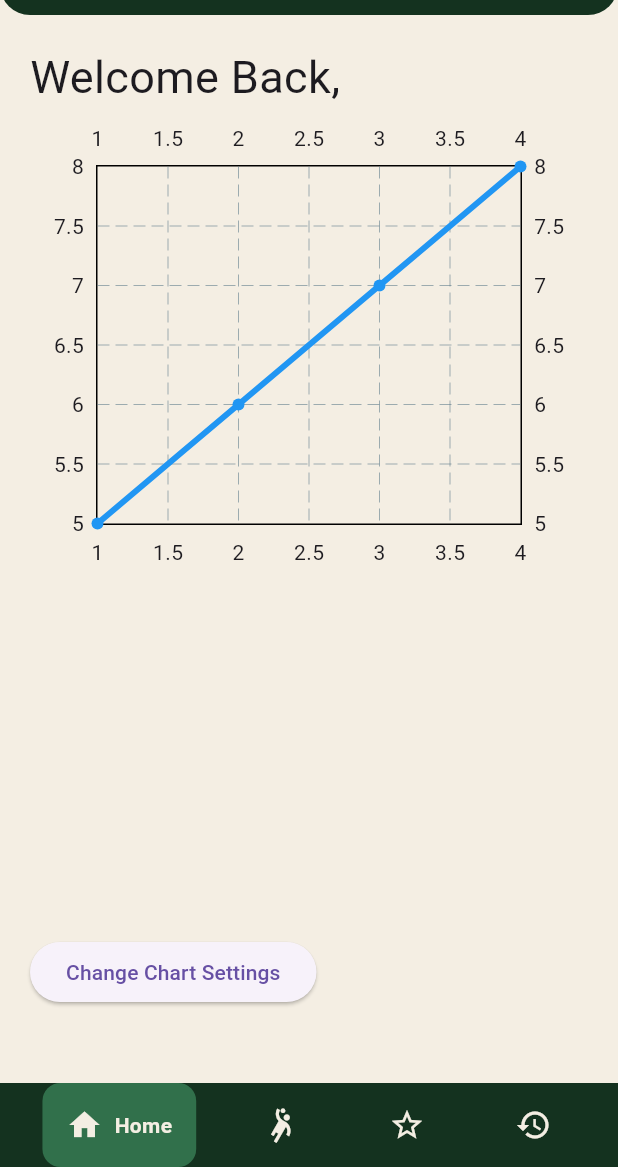
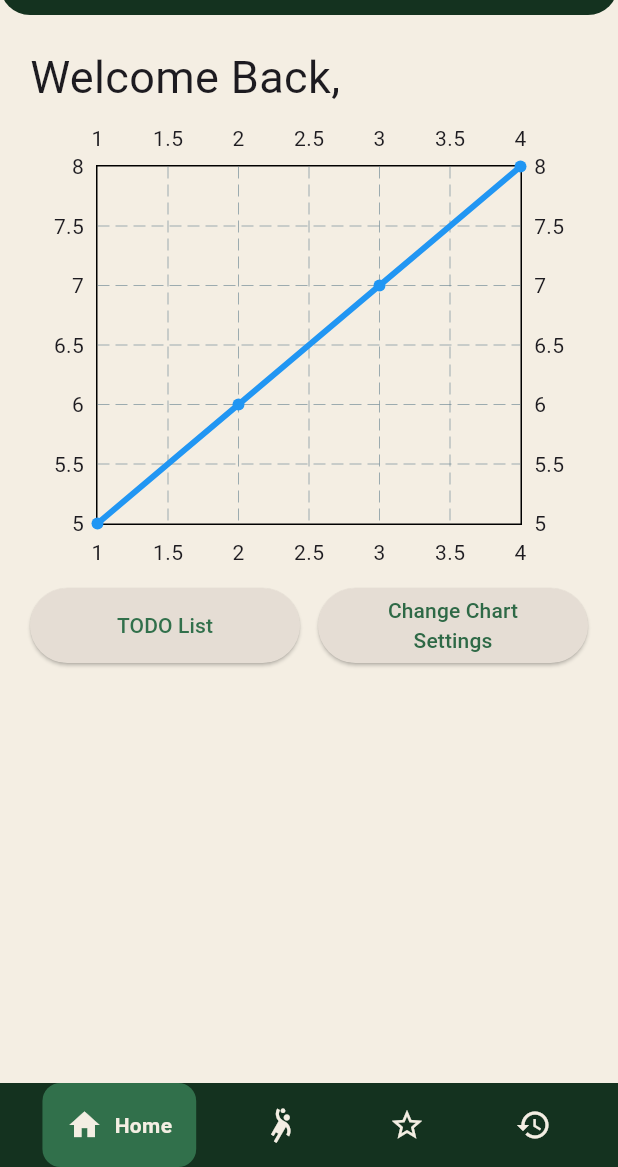
Before and after one commit to marcsaffold17/GetFitApp, a Flutter app: the MyHomePage screen opened directly, item 2 of the bottom bar chosen, in the side drawer, after a tap on "Home", on a phone screen of 412 x 824 dp, the part 69-1236 px from its top. Run offline on Flutter 3.47's test engine with Material 3 defaults, Android fonts, the phone set to English and light mode, and no system bars; drawn by our look-alikes of fl_chart, google_nav_bar; our stand-ins replace cloud_firestore, firebase_core, image_picker, shared_preferences; accounts and stored records are empty; network calls fail.

Commit message:
Changed todolist UI

```diff
--- a/get_fit_app/lib/view/HomePage.dart
+++ b/get_fit_app/lib/view/HomePage.dart
@@ -10,7 +10,8 @@ import '../view/exercise_view.dart';
 import '../view/favorites_page.dart';
 import 'package:google_nav_bar/google_nav_bar.dart';
 import '../view/Workout-Plan.dart';
-import '../view/profile_page.dart'; // ✅ Import the Profile Page
+import '../view/profile_page.dart';
+import '../view/checklist_view.dart';
 
 class MyHomePage extends StatefulWidget {
   const MyHomePage({super.key, required this.title, required this.username});
@@ -85,9 +86,35 @@ class _MyHomePageState extends State<MyHomePage> {
           child: displayChart(_chartData, _selectedChart),
         ),
         Positioned(
-          bottom: 50,
+          bottom: 280 ,
           left: 20,
+          child: Container(
+            width: 180,
+            height: 50,
           child: ElevatedButton(
+            style: ElevatedButton.styleFrom(
+              backgroundColor: Color.fromARGB(255, 229, 221, 212),
+            ),
+            onPressed: () async {
+              Navigator.push(
+                context,
+                MaterialPageRoute(builder: (context) => ChecklistPage()),
+              );
+            },
+            child: const Text("TODO List", style: TextStyle(color: Color.fromARGB(255, 49, 112, 75)),),
+          ),
+        ),
+        ),
+        Positioned(
+          bottom: 280,
+          right: 20,
+          child: Container(
+            width: 180,
+            height: 50,
+          child: ElevatedButton(
+            style: ElevatedButton.styleFrom(
+              backgroundColor: Color.fromARGB(255, 229, 221, 212),
+            ),
             onPressed: () async {
               final updatedChart = await Navigator.push(
                 context,
@@ -99,9 +126,10 @@ class _MyHomePageState extends State<MyHomePage> {
                 });
               }
             },
-            child: const Text("Change Chart Settings"),
+            child: const Text("Change Chart Settings", style: TextStyle(color: Color.fromARGB(255, 46, 105, 70)), textAlign: TextAlign.center,),
           ),
         ),
+        )
       ],
     );
   }
--- a/get_fit_app/lib/view/nav_bar.dart
+++ b/get_fit_app/lib/view/nav_bar.dart
@@ -69,19 +69,19 @@ class NavBar extends StatelessWidget {
                     );
                   },
                 ),
-                ListTile(
-                  leading: const Icon(
-                    Icons.checklist_rounded,
-                    color: Colors.black,
-                  ),
-                  title: const Text("Checklist"),
-                  onTap: () {
-                    Navigator.push(
-                      context,
-                      MaterialPageRoute(builder: (context) => ChecklistPage()),
-                    );
-                  },
-                ),
+                // ListTile(
+                //   leading: const Icon(
+                //     Icons.checklist_rounded,
+                //     color: Colors.black,
+                //   ),
+                //   title: const Text("Checklist"),
+                //   onTap: () {
+                //     Navigator.push(
+                //       context,
+                //       MaterialPageRoute(builder: (context) => ChecklistPage()),
+                //     );
+                //   },
+                // ),
                 ListTile(
                   leading: const Icon(Icons.settings, color: Color.fromARGB(255, 46, 105, 70)),
                   title: const Text("Settings", style: TextStyle(color: Color.fromARGB(255, 46, 105, 70)),),
@@ -99,8 +99,8 @@ class NavBar extends StatelessWidget {
           ),
           const Divider(),
           ListTile(
-            leading: const Icon(Icons.logout, color: Colors.black),
-            title: const Text("Logout"),
+            leading: const Icon(Icons.logout, color: Color.fromARGB(255, 46, 105, 70)),
+            title: const Text("Logout", style: TextStyle(color: Color.fromARGB(255, 46, 105, 70)),),
             onTap: () => _logout(context),
           ),
         ],
```
Also changed, not shown: get_fit_app/lib/view/checklist_view.dart (+21 -9 lines).
